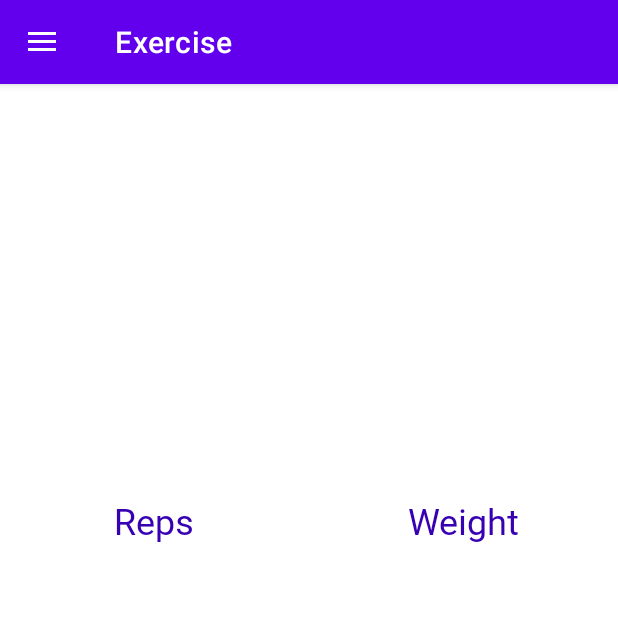
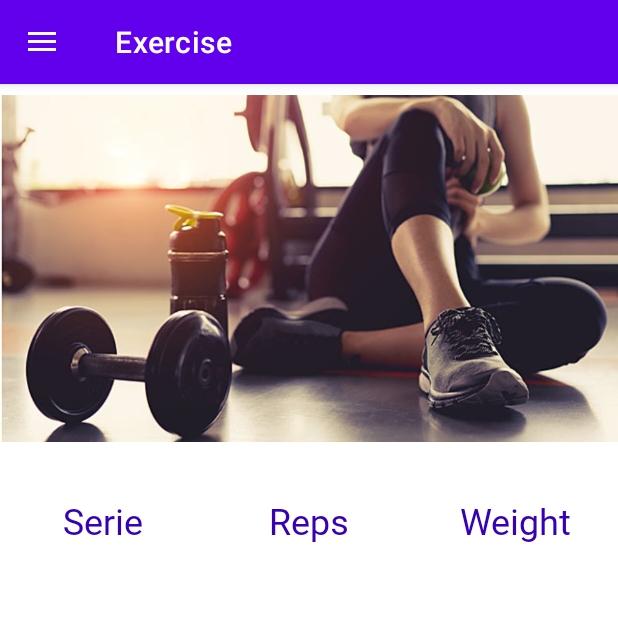
Before and after one commit to diegogvz/SoFit, an Android app: the Exercise screen opened directly, with no data from a screen before it, on a phone screen of 412 x 824 dp, the top half of it. Run offline under Robolectric (Android 15) with nearby library versions, the light colour scheme and no system bars; our stand-ins replace Picasso; pictures from the network do not load; 2 statements that could not run were skipped.

Commit message:
App casi terminada. hay que revisar la parte de series

```diff
--- a/app/src/main/java/com/example/sofit/Exercise.java
+++ b/app/src/main/java/com/example/sofit/Exercise.java
@@ -1,14 +1,24 @@
 package com.example.sofit;
 
 import android.os.Bundle;
+import android.widget.ImageView;
 
+import androidx.recyclerview.widget.LinearLayoutManager;
 import androidx.recyclerview.widget.RecyclerView;
 
+import com.example.sofit.adapters.ListSerieViewAdapter;
 import com.example.sofit.data.SeriesDataSource;
+import com.example.sofit.model.Serie;
+import com.squareup.picasso.Picasso;
+
+import java.util.ArrayList;
+import java.util.List;
 
 public class Exercise extends BaseActivity {
     SeriesDataSource seriesDataSource;
     private RecyclerView seriesRecycler;
+    String exercise = "";
+
 
     @Override
     protected void onCreate(Bundle savedInstanceState) {
@@ -18,22 +28,52 @@ public class Exercise extends BaseActivity {
 
 
 
-        String exercise = "";
+
         if (extras != null) {
             exercise = extras.getString("exerciseId");
         }
         setTitle(exercise+" Exercise");
         setContentView(R.layout.activity_exercise);
 
+        String image = extras.getString("exercisePhoto");
+        ImageView iv = findViewById(R.id.imageView4);
+
+        if(!image.isEmpty()){
+            Picasso.get().load(image).into(iv);
+        }
+        else{
+            iv.setImageResource(R.drawable.exercise);
+        }
+
         createDrawer(this);
-        seriesRecycler = findViewById(R.id.seriesRecycler);
 
-//        seriesDataSource.open();
-//        List<Serie> series = seriesDataSource.getSeriesForExercise(exercise);
-//        seriesDataSource.close();
-//
-//        ListaSerieViewAdapter listaSerieViewAdapter = new ListaSerieViewAdapter(series);
-//        seriesRecycler.setAdapter(listaSerieViewAdapter);
     }
 
+    @Override
+    protected void onResume() {
+        super.onResume();
+        seriesRecycler = findViewById(R.id.seriesRecycler);
+        RecyclerView.LayoutManager layoutManager = new LinearLayoutManager(getApplicationContext());
+        seriesRecycler.setLayoutManager(layoutManager);
+
+        seriesRecycler.setHasFixedSize(true);
+        seriesDataSource.open();
+        //List<Serie>series = new ArrayList<>();
+        List<Serie>series = seriesDataSource.getSeriesForExercise(exercise);
+        seriesDataSource.close();
+       // series.add(new Serie(2,100));
+        fillRecycler(series);
+        ListSerieViewAdapter listSeriesViewAdapter = new ListSerieViewAdapter(series);
+        seriesRecycler.setAdapter(listSeriesViewAdapter);
+    }
+
+    private void fillRecycler(List<Serie> series) {
+        List<Serie> seriesButtons = new ArrayList<>();
+        for (Serie ex : series) {
+            seriesButtons.add(ex);
+        }
+        ListSerieViewAdapter lpAdapter = new ListSerieViewAdapter(seriesButtons);
+
+        seriesRecycler.setAdapter(lpAdapter);
+    }
 }
--- a/app/src/main/java/com/example/sofit/MyProfile.java
+++ b/app/src/main/java/com/example/sofit/MyProfile.java
@@ -8,7 +8,6 @@ import android.net.Uri;
 import android.os.Build;
 import android.os.Bundle;
 import android.preference.PreferenceManager;
-import android.provider.MediaStore;
 import android.view.View;
 import android.widget.Button;
 import android.widget.ImageView;
@@ -47,6 +46,8 @@ public class MyProfile extends BaseActivity {
         weight.setText(String.valueOf(user.get(0).getWeight()));
         TextView height = findViewById(R.id.profile_textView_height);
         height.setText(String.valueOf(user.get(0).getHeight()));
+        TextView age = findViewById(R.id.profile_textView_age);
+        age.setText(String.valueOf(user.get(0).getAge()));
 
         Button b = (Button)findViewById(R.id.button_actualizar_datos);
         b.setOnClickListener(new View.OnClickListener() {
--- a/app/src/main/java/com/example/sofit/MyRoutines.java
+++ b/app/src/main/java/com/example/sofit/MyRoutines.java
@@ -64,7 +64,7 @@ public class MyRoutines extends BaseActivity {
 
     public void clickOnItem(Routine rutina) {
         Intent i = new Intent(MyRoutines.this, MyCurrentRoutine.class);
-        i.putExtra("routine", rutina.getNombreRutina());
+        i.putExtra("routineId", rutina.getNombreRutina());
         startActivity(i);
     }
 
--- a/app/src/main/java/com/example/sofit/SelectPredefinedExercises.java
+++ b/app/src/main/java/com/example/sofit/SelectPredefinedExercises.java
@@ -19,8 +19,6 @@ import com.example.sofit.remote.ExerciseDBAPI;
 import com.example.sofit.server.ServerDataMapper;
 import com.example.sofit.server.exerciselist.ExerciseData;
 
-import java.util.ArrayList;
-import java.util.HashMap;
 import java.util.List;
 
 import retrofit2.Call;
@@ -135,6 +133,8 @@ public class SelectPredefinedExercises extends AppCompatActivity {
 
         recycler_predefinedExercises.setAdapter(new ListaEjerciciosPredefinidosAdapter(exercises,item -> {
             Intent i = new Intent(SelectPredefinedExercises.this, AddExercise.class);
+            i.putExtra("predefinedExercise",item);
+            i.putExtra("idSession",getIntent().getExtras().getString("idSession"));
             startActivity(i);
         }));
 
--- a/app/src/main/res/layout/activity_add_data_user_graph.xml
+++ b/app/src/main/res/layout/activity_add_data_user_graph.xml
@@ -46,7 +46,7 @@
                         android:gravity="center_vertical">
 
                         <TextView
-                            android:id="@+id/textView_series"
+                            android:id="@+id/textView_HeightUser"
                             android:layout_width="fill_parent"
                             android:layout_height="wrap_content"
                             android:layout_weight="1"
@@ -77,7 +77,7 @@
                         android:gravity="center_vertical">
 
                         <TextView
-                            android:id="@+id/textView_repetitions"
+                            android:id="@+id/textView_WeightUser"
                             android:layout_width="fill_parent"
                             android:layout_height="wrap_content"
                             android:layout_weight="1"
--- a/app/src/main/res/layout/activity_add_exercise.xml
+++ b/app/src/main/res/layout/activity_add_exercise.xml
@@ -168,7 +168,7 @@
                     android:layout_height="match_parent">
 
                     <TextView
-                        android:id="@+id/textView_repetitions"
+                        android:id="@+id/textView_WeightUser"
                         android:layout_width="wrap_content"
                         android:layout_height="fill_parent"
                         android:layout_weight="0.1"
@@ -197,7 +197,7 @@
                     android:layout_height="match_parent">
 
                     <TextView
-                        android:id="@+id/textView_series"
+                        android:id="@+id/textView_HeightUser"
                         android:layout_width="wrap_content"
                         android:layout_height="fill_parent"
                         android:layout_weight="0.1"
--- a/app/src/main/res/layout/activity_exercise.xml
+++ b/app/src/main/res/layout/activity_exercise.xml
@@ -46,6 +46,17 @@
                         android:layout_width="match_parent"
                         android:layout_height="match_parent"
                         android:gravity="center_vertical">
+
+                        <TextView
+                            android:id="@+id/textView_exercise_series"
+                            android:layout_width="0dp"
+                            android:layout_height="@dimen/exercise_series_item_table_height"
+                            android:layout_weight="1"
+                            android:fontFamily="@font/rocknroll_one"
+                            android:gravity="center_horizontal|center_vertical"
+                            android:text="@string/exercise_series"
+                            android:textColor="@color/purple_700"
+                            android:textSize="@dimen/big_font_size" />
 
                         <TextView
                             android:id="@+id/TextView_exercise_reps"
--- a/app/src/main/res/values/strings.xml
+++ b/app/src/main/res/values/strings.xml
@@ -2,6 +2,7 @@
     <string name="app_name">SoFit</string>
     <!-- _________________ EXERCISE _________________ -->
 
+    <string name="exercise_series">Serie</string>
     <string name="exercise_reps">Reps</string>
     <string name="exercise_weight">Weight</string>
     <!-- _______________________________________________ -->
```
Also changed, not shown: app/src/main/java/com/example/sofit/AddExercise.java (+31 -10 lines), app/src/main/java/com/example/sofit/AddSession.java (+4 -13 lines), app/src/main/java/com/example/sofit/MyCurrentRoutine.java (+5 -26 lines), app/src/main/java/com/example/sofit/Session.java (+6 -3 lines), app/src/main/java/com/example/sofit/adapters/ListSerieViewAdapter.java (added, +67 -0 lines), app/src/main/java/com/example/sofit/adapters/ListaSerieViewAdapter.java (deleted, +0 -50 lines), app/src/main/java/com/example/sofit/data/MyDBHelper.java (+3 -7 lines), app/src/main/java/com/example/sofit/data/SeriesDataSource.java (+17 -0 lines), app/src/main/res/layout/activity_my_profile.xml (+32 -2 lines), app/src/main/res/layout/line_exercise_serie.xml (+19 -0 lines), app/src/main/res/drawable/exercise.jpg (added), app/src/main/res/drawable/exercise.png (deleted).
